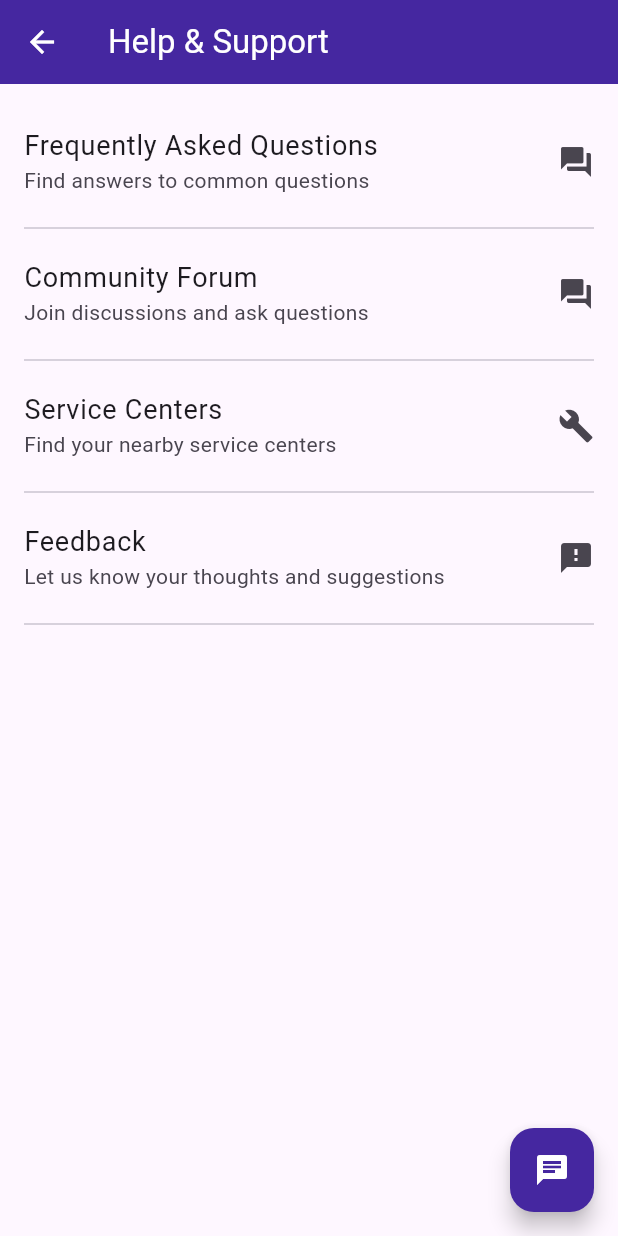
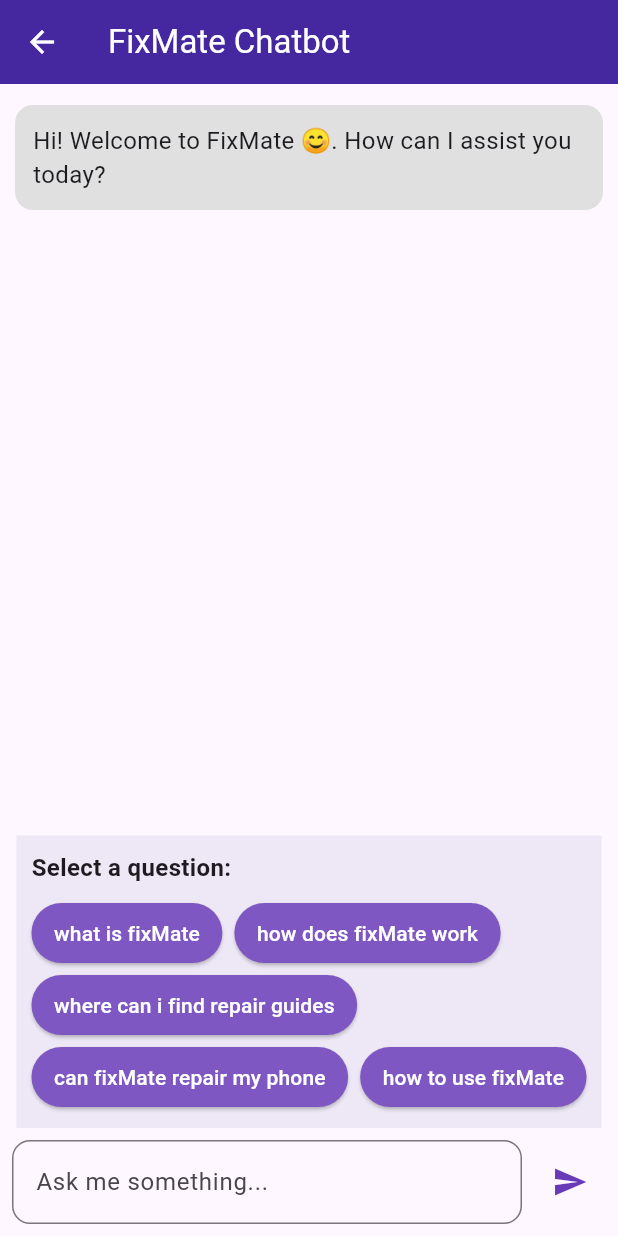
Before and after one commit to Abhi-lash27/Fixmate, a Flutter app: the HelpPage screen opened directly, after a tap on the "chat" icon, on a phone screen of 412 x 824 dp. Run offline on Flutter 3.47's test engine with Material 3 defaults, Android fonts, the phone set to English and light mode, and no system bars; our stand-ins replace cloud_firestore, firebase_auth, firebase_core, firebase_storage, flutter_map, font_awesome_flutter and 3 more; accounts and stored records are empty.

Commit message:
final updates

```diff
--- a/assets/data/train_data.json
+++ b/assets/data/train_data.json
@@ -418,7 +418,7 @@
                 },
                 {
                   "description": "Dry the phone using silica gel packets (not rice).",
-                  "photo": "https://example.com/images/drying_phone.jpg",
+                  "photo": "https://i.ytimg.com/vi/M2EBuM0rVw8/maxresdefault.jpg",
                   "video": null
                 },
                 {
@@ -433,7 +433,7 @@
               "steps": [
                 {
                   "description": "Open the device using a heat gun.",
-                  "photo": "https://example.com/images/opening_device.jpg",
+                  "photo": "https://i.ytimg.com/vi/QLjB62TzNtc/maxresdefault.jpg",
                   "video": null
                 },
                 {
--- /dev/null
+++ b/lib/pages/chatbot.dart
@@ -0,0 +1,157 @@
+import 'package:flutter/material.dart';
+
+class ChatBotPage extends StatefulWidget {
+  const ChatBotPage({super.key});
+
+  @override
+  _ChatBotPageState createState() => _ChatBotPageState();
+}
+
+class _ChatBotPageState extends State<ChatBotPage> {
+  final TextEditingController _controller = TextEditingController();
+  final List<Map<String, String>> _messages = [];
+  bool _showOptions = true; // Show predefined options at start
+
+  // 🔹 Bot responses
+  final Map<String, String> responses = {
+    "what is fixmate": "FixMate is a mobile repair guide app that helps you diagnose and fix device issues.",
+    "how does fixmate work": "FixMate allows you to select your device, identify problems, and follow step-by-step repair guides.",
+    "where can i find repair guides": "You can find repair guides in the Diagnostics section of FixMate.",
+    "can fixmate repair my phone": "FixMate provides DIY repair guides, but you can also find nearby service centers through the app.",
+    "how to use fixmate": "Simply select your device, choose a problem, and follow the suggested solutions!",
+    "thankyou": "Goodbye! Have a great day and happy repairing!",
+  };
+
+  // 🔹 Options shown initially
+  final List<String> options = [
+    "what is fixMate",
+    "how does fixMate work",
+    "where can i find repair guides",
+    "can fixMate repair my phone",
+    "how to use fixMate",
+  ];
+
+  @override
+  void initState() {
+    super.initState();
+    _welcomeUser();
+  }
+
+  // 🔹 Show welcome message when chatbot starts
+  void _welcomeUser() {
+    setState(() {
+      _messages.add({"sender": "bot", "message": "Hi! Welcome to FixMate 😊. How can I assist you today?"});
+    });
+  }
+
+  // 🔹 Handle user selection from predefined options
+  void _handleOptionSelection(String option) {
+    _sendMessage(option);
+  }
+
+  // 🔹 Process user input (typed message)
+  void _sendMessage([String? input]) {
+    String userMessage = (input ?? _controller.text).trim().toLowerCase();
+    if (userMessage.isEmpty) return;
+
+    setState(() {
+      _messages.add({"sender": "user", "message": input ?? _controller.text});
+      _showOptions = false; // Hide options after user interacts
+
+      String botResponse = responses[userMessage] ?? "Sorry, I didn't understand that. Try selecting an option or ask something else.";
+      _messages.add({"sender": "bot", "message": botResponse});
+      _controller.clear();
+    });
+  }
+
+  @override
+  Widget build(BuildContext context) {
+    return Scaffold(
+      appBar: AppBar(
+        title: const Text("FixMate Chatbot", style: TextStyle(color: Colors.white)),
+        backgroundColor: Colors.deepPurple.shade800,
+        iconTheme:  const IconThemeData(color: Colors.white),
+      ),
+      body: Column(
+        children: [
+          // 🔹 Chat Messages
+          Expanded(
+            child: ListView.builder(
+              padding: const EdgeInsets.all(10),
+              itemCount: _messages.length,
+              itemBuilder: (context, index) {
+                final message = _messages[index];
+                final isUser = message["sender"] == "user";
+                return Align(
+                  alignment: isUser ? Alignment.centerRight : Alignment.centerLeft,
+                  child: Container(
+                    padding: const EdgeInsets.all(12),
+                    margin: const EdgeInsets.symmetric(vertical: 4),
+                    decoration: BoxDecoration(
+                      color: isUser ? Colors.deepPurple.shade200 : Colors.grey.shade300,
+                      borderRadius: BorderRadius.circular(12),
+                    ),
+                    child: Text(
+                      message["message"]!,
+                      style: const TextStyle(fontSize: 16),
+                    ),
+                  ),
+                );
+              },
+            ),
+          ),
+
+          // 🔹 Show options at start
+          if (_showOptions)
+            Container(
+              padding: const EdgeInsets.all(10),
+              color: Colors.deepPurple.shade50,
+              child: Column(
+                crossAxisAlignment: CrossAxisAlignment.start,
+                children: [
+                  const Text("Select a question:", style: TextStyle(fontSize: 16, fontWeight: FontWeight.bold)),
+                  const SizedBox(height: 8),
+                  Wrap(
+                    spacing: 8.0,
+                    children: options.map((option) {
+                      return ElevatedButton(
+                        onPressed: () => _handleOptionSelection(option),
+                        style: ElevatedButton.styleFrom(
+                          backgroundColor: Colors.deepPurple.shade400,
+                          padding: const EdgeInsets.symmetric(horizontal: 15, vertical: 8),
+                        ),
+                        child: Text(option, style: const TextStyle(fontSize: 14, color: Colors.white)),
+                      );
+                    }).toList(),
+                  ),
+                ],
+              ),
+            ),
+
+          // 🔹 Text Input for Custom Queries
+          Padding(
+            padding: const EdgeInsets.all(8.0),
+            child: Row(
+              children: [
+                Expanded(
+                  child: TextField(
+                    controller: _controller,
+                    decoration: InputDecoration(
+                      hintText: "Ask me something...",
+                      border: OutlineInputBorder(borderRadius: BorderRadius.circular(12)),
+                    ),
+                  ),
+                ),
+                const SizedBox(width: 8),
+                IconButton(
+                  icon: const Icon(Icons.send, color: Colors.deepPurple),
+                  onPressed: () => _sendMessage(),
+                ),
+              ],
+            ),
+          ),
+        ],
+      ),
+    );
+  }
+}
--- a/lib/pages/help_page.dart
+++ b/lib/pages/help_page.dart
@@ -1,3 +1,4 @@
+import 'package:fixmate/pages/chatbot.dart';
 import 'package:fixmate/pages/community_forum_page.dart';
 import 'package:fixmate/pages/faq_page.dart';
 import 'package:fixmate/pages/feedback_page.dart';
@@ -66,8 +67,7 @@ class HelpPage extends StatelessWidget {
                 // Navigate to service center page (to be implemented)
                 Navigator.push(
                   context,
-                  MaterialPageRoute(
-                      builder: (context) => ServiceCenterPage()),
+                  MaterialPageRoute(builder: (context) => ServiceCenterPage()),
                 );
               },
             ),
@@ -98,7 +98,10 @@ class HelpPage extends StatelessWidget {
           color: Colors.white,
         ),
         onPressed: () {
-          // Navigate to chatbot page or open chatbot (to be implemented)
+          Navigator.push(
+            context,
+            MaterialPageRoute(builder: (context) => const ChatBotPage()),
+          );
         },
       ),
     );
--- a/lib/services/api_service.dart
+++ b/lib/services/api_service.dart
@@ -2,7 +2,7 @@ import 'dart:convert';
 import 'package:http/http.dart' as http;
 
 class ApiService {
-  static const String baseUrl = 'http://192.168.2.208:5000/api';
+  static const String baseUrl = 'http://192.168.55.208:5000/api';
 
   /// 🔹 Searches for device repair solutions
   static Future<Map<String, dynamic>?> searchDeviceRepairSolutions(
```
Also changed, not shown: lib/pages/AnimatedSplashScreen.dart (+18 -45 lines), 1 other file.
